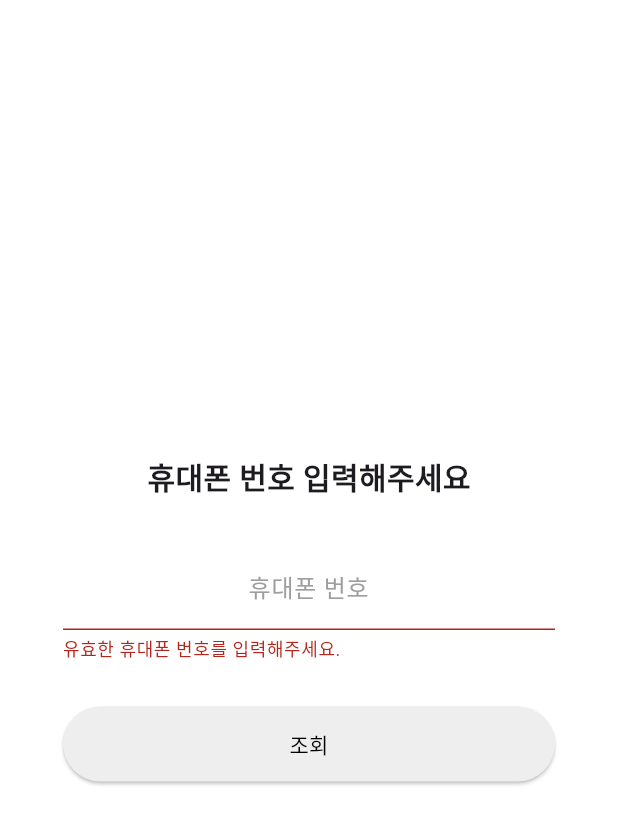
After one commit to publichealthcenter/flutter-front-back, a Flutter app: the Acceptance screen opened by its route, after a tap on "조회", on a phone screen of 412 x 824 dp. The commit adds this screen. Shown: the top 824 px of the screen. Run offline on Flutter 3.47's test engine with Material 3 defaults, Android fonts, the phone set to English and light mode, and no system bars; our stand-ins replace dio, flutter_riverpod; network calls fail.

Commit message:
feat:수납 상세 페이지 제작

```diff
--- /dev/null
+++ b/lib/acceptance.dart
@@ -0,0 +1,114 @@
+import 'package:flutter/material.dart';
+import 'package:flutter/services.dart';
+import 'package:untitled/acceptance_detail_screen.dart';
+
+class Acceptance extends StatefulWidget {
+  const Acceptance({super.key});
+
+  @override
+  _AcceptanceState createState() => _AcceptanceState();
+}
+
+class _AcceptanceState extends State<Acceptance> {
+  final _formKey = GlobalKey<FormState>();
+  String _phoneNumber = '';
+
+  void _submitForm() async {
+    if (_formKey.currentState!.validate()) {
+      _formKey.currentState!.save();
+      print(_phoneNumber);
+      Navigator.of(context).push(MaterialPageRoute(builder: (_) => AcceptanceDetailScreen(phoneNumber: _phoneNumber),
+      ));
+    }
+  }
+
+  @override
+  Widget build(BuildContext context) {
+    return Center(
+      child: ConstrainedBox(
+        constraints: const BoxConstraints(maxWidth: 360, maxHeight: 400),
+        child: Scaffold(
+          backgroundColor: Colors.white,
+          body: Padding(
+            padding: const EdgeInsets.all(16.0),
+            child: Form(
+              key: _formKey,
+              child: Column(
+                mainAxisAlignment: MainAxisAlignment.center,
+                crossAxisAlignment: CrossAxisAlignment.center,
+                children: [
+                  Text('휴대폰 번호 입력해주세요', style: const TextStyle(
+                    fontSize: 20,
+                    fontWeight: FontWeight.w700,
+                  )),
+                  const SizedBox(height: 30),
+                  TextFormField(
+                    keyboardType: TextInputType.phone,
+                    inputFormatters: [
+                      FilteringTextInputFormatter.digitsOnly,
+                      PhoneNumberFormatter(),
+                    ],
+                    textAlign: TextAlign.center,
+                    decoration: InputDecoration(
+                      hintText: '휴대폰 번호',
+                      hintStyle: TextStyle(color: Colors.grey.shade500),
+                      border: UnderlineInputBorder(
+                        borderSide: BorderSide(color: Colors.blue.shade400),
+                      ),
+                      contentPadding: const EdgeInsets.symmetric(vertical: 16),
+                    ),
+                    validator: (value) {
+                      if (value == null || value.length != 13) {
+                        return '유효한 휴대폰 번호를 입력해주세요.';
+                      }
+                      return null;
+                    },
+                    onSaved: (value) {
+                      // Keep the formatted phone number with hyphens
+                      _phoneNumber = value!;
+                    },
+                  ),
+                  const SizedBox(height: 30),
+                  SizedBox(
+                    width: double.infinity,
+                    height: 50,
+                    child: ElevatedButton(
+                      style: ElevatedButton.styleFrom(
+                        backgroundColor: Colors.grey.shade200,
+                      ),
+                      onPressed: _submitForm,
+                      child: const Text('조회', style: TextStyle(color: Colors.black)),
+                    ),
+                  ),
+                ],
+              ),
+            ),
+          ),
+        ),
+      ),
+    );
+  }
+}
+
+class PhoneNumberFormatter extends TextInputFormatter {
+  @override
+  TextEditingValue formatEditUpdate(
+      TextEditingValue oldValue,
+      TextEditingValue newValue,
+      ) {
+    final text = newValue.text;
+    if (text.length <= 3) {
+      return newValue;
+    } else if (text.length <= 7) {
+      return newValue.copyWith(
+        text: '${text.substring(0, 3)}-${text.substring(3)}',
+        selection: TextSelection.collapsed(offset: text.length + 1),
+      );
+    } else {
+      return newValue.copyWith(
+        text: '${text.substring(0, 3)}-${text.substring(3, 7)}-${text.substring(7)}',
+        selection: TextSelection.collapsed(offset: text.length + 2),
+      );
+    }
+  }
+}
--- a/lib/main.dart
+++ b/lib/main.dart
@@ -1,19 +1,43 @@
 import 'package:flutter/material.dart';
+import 'package:flutter_riverpod/flutter_riverpod.dart';
+import 'package:flutter_web_plugins/flutter_web_plugins.dart';
+import 'package:untitled/acceptance.dart';
 import 'package:untitled/backoffice.dart';
 
 void main() {
-  runApp(const MyApp());
+  // Ensure URL strategy is set before running the app
+  setUrlStrategy(PathUrlStrategy());
+
+  // Wrap the app with ProviderScope
+  runApp(
+    const ProviderScope(
+      child: MyApp(),
+    ),
+  );
 }
 
-class MyApp extends StatelessWidget {
+class MyApp extends ConsumerWidget {
   const MyApp({super.key});
 
-  // This widget is the root of your application.
   @override
-  Widget build(BuildContext context) {
+  Widget build(BuildContext context, WidgetRef ref) {
     return MaterialApp(
       debugShowCheckedModeBanner: false,
-      home: Backoffice(),
+      initialRoute: '/',
+      onGenerateRoute: (settings) {
+        print('Current route: ${settings.name}');
+        switch (settings.name) {
+          case '/acceptance':
+            return MaterialPageRoute(builder: (context) => const Acceptance());
+          case '/backoffice':
+            return MaterialPageRoute(builder: (context) => const Backoffice());
+        // Uncomment and update when FloorInfo is ready
+        // case '/floorinfo':
+        //   return MaterialPageRoute(builder: (context) => const FloorInfo());
+          default:
+            return MaterialPageRoute(builder: (context) => const Backoffice());
+        }
+      },
     );
   }
 }
--- a/pubspec.yaml
+++ b/pubspec.yaml
@@ -37,6 +37,9 @@ dependencies:
   cupertino_icons: ^1.0.8
   dio: ^5.7.0
   intl: ^0.20.1
+  flutter_web_plugins:
+    sdk: flutter
+  flutter_riverpod: ^2.6.1
 
 dev_dependencies:
   flutter_test:
```
Also changed, not shown: lib/acceptance_detail_screen.dart (added, +260 -0 lines), lib/backoffice.dart (+1 -8 lines), lib/models/acceptance_model.dart (added, +70 -0 lines), lib/provider/acceptance_provider.dart (added, +56 -0 lines), lib/services/api_service.dart (+24 -3 lines), pubspec.lock.
